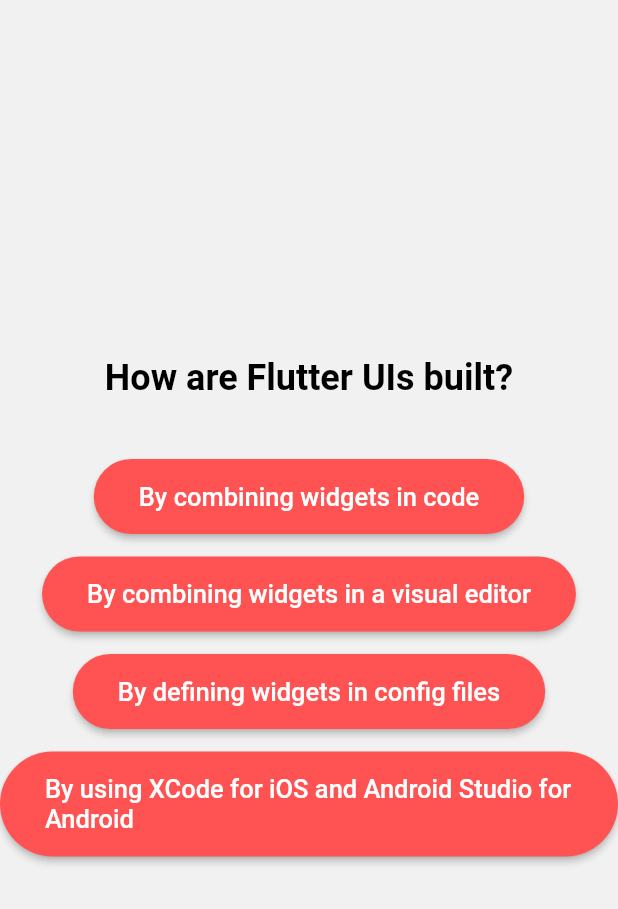
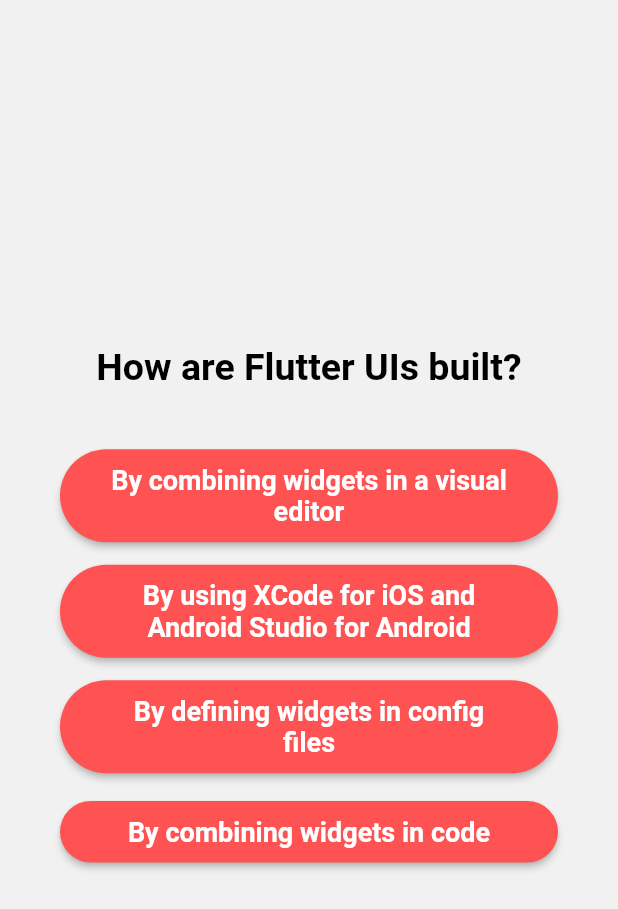
Before and after one commit to nadiahylary/real_quiz_app, a Flutter app: the screen it shows after launch, after a tap on "Start Quiz", after a tap on "Components", on a phone screen of 412 x 824 dp. Shown: the top 909 px of the screen. Run offline on Flutter 3.47's test engine with Material 2 defaults, Android fonts, the phone set to English and light mode, and no system bars; our stand-ins replace google_fonts; Roboto replaces fonts that are missing (Changa, Ubuntu).

Commit message:
updated fonts and keeping track of selected answers

```diff
--- a/lib/answer.dart
+++ b/lib/answer.dart
@@ -1,4 +1,5 @@
 import 'package:flutter/material.dart';
+import 'package:google_fonts/google_fonts.dart';
 
 class AnswerWidget extends StatelessWidget {
   const AnswerWidget({required this.answerText, required this.onTap, Key? key}) : super(key: key);
@@ -14,14 +15,17 @@
         shape: RoundedRectangleBorder(
             borderRadius: BorderRadius.circular(40)
         ),
-        padding: const EdgeInsets.symmetric(vertical: 15, horizontal: 30),
+        padding: const EdgeInsets.symmetric(vertical: 10, horizontal: 30),
       ),
       child: Text(answerText,
-          style: const TextStyle(
-            fontSize: 17,
-            //fontWeight: FontWeight.w500,
-            color: Colors.white,
-          )
+          style: GoogleFonts.ubuntu(
+              textStyle: const TextStyle(
+                fontSize: 18,
+                color: Colors.white,
+                fontWeight: FontWeight.w600,
+              )
+          ),
+        textAlign: TextAlign.center,
       ),
     );
   }
--- a/lib/models/question.dart
+++ b/lib/models/question.dart
@@ -3,4 +3,10 @@
   final List<String> answers;
 
   const Question(this.question, this.answers);
+
+  List<String> getShuffledAnswers(){
+    final shuffledAnswers = List.of(answers);
+    shuffledAnswers.shuffle();
+    return shuffledAnswers;
+  }
 }
--- a/lib/questions_screen.dart
+++ b/lib/questions_screen.dart
@@ -1,10 +1,13 @@
 import 'dart:math';
+import 'package:google_fonts/google_fonts.dart';
 import 'package:real_quiz_app/data/questions-data.dart';
 import 'package:flutter/material.dart';
 import 'package:real_quiz_app/answer.dart';
+import 'package:real_quiz_app/quiz.dart';
 
 class QuestionsScreen extends StatefulWidget {
-  const QuestionsScreen({Key? key}) : super(key: key);
+  const QuestionsScreen({required this.onSelectAnswer, Key? key}) : super(key: key);
+  final void Function(String answer) onSelectAnswer;
 
   @override
   State<QuestionsScreen> createState() => _QuestionsScreenState();
@@ -13,13 +16,14 @@
 class _QuestionsScreenState extends State<QuestionsScreen> {
 
   var questionIndex = 0;
-  void _quiz(){
-    //int rand = Random().nextInt(questions.length);
+  void _quiz(String selectedAnswer){
+    widget.onSelectAnswer(selectedAnswer);
     setState(() {
       questionIndex++;
     });
   }
   void _resetQuiz(){
+
     setState(() {
       questionIndex = 0;
     });
@@ -33,27 +37,34 @@
     return SizedBox(
       width: double.infinity,
        child: Center(
-        child: questionIndex < questions.length ? Column(
+        child: Container(
+          margin: const EdgeInsets.symmetric(horizontal: 40),
+          child: Column(
             mainAxisAlignment: MainAxisAlignment.center,
+            crossAxisAlignment: CrossAxisAlignment.stretch,
             children: <Widget>[
-            Container(
-              margin: const EdgeInsets.symmetric(horizontal: 60),
-              child: Text(
+              Text(
                   questions[questionIndex].question,
-                  style: const TextStyle(
-                    fontSize: 24,
+                  style: GoogleFonts.changa(
+                    textStyle: const TextStyle(
+                      fontSize: 25,
                       fontWeight: FontWeight.w600,
                       color: Colors.black,
-                  )
                     ),
+                  ),
+                textAlign: TextAlign.center,
               ),
               const SizedBox(
                 height: 40,
               ),
-            ...(questions[questionIndex].answers).map((answer) {
+              ...(questions[questionIndex].getShuffledAnswers()).map((answer) {
                 return Column(
+                  crossAxisAlignment: CrossAxisAlignment.stretch,
                   children: [
-                  AnswerWidget(answerText: answer, onTap: _quiz),
+                    AnswerWidget(answerText: answer, onTap:() {
+                      _quiz(answer);
+                    }
+                    ),
                     const SizedBox(
                       height: 15,
                     ),
@@ -62,7 +73,7 @@
               }).toList(),
             ],
           )
-        : ElevatedButton(
+        /*: ElevatedButton(
             onPressed: _resetQuiz,
             style: ElevatedButton.styleFrom(
               backgroundColor: Colors.redAccent,
@@ -71,13 +82,18 @@
               ),
               padding: const EdgeInsets.symmetric(vertical: 15, horizontal: 30),
             ),
-          child: const Text(
-            "Your Results are Good!\n Restart Quiz",
-            style: TextStyle(
-              fontSize: 18,
+          child: Text(
+            "You completed the Quiz!\n See your results",
+            style: GoogleFonts.genos(
+              textStyle: const TextStyle(
+                fontSize: 24,
+                fontWeight: FontWeight.w500,
               ),
+            ),
+            textAlign: TextAlign.center,
           )
-        ),
+        ),*/
+       )
       )
     );
   }
--- a/lib/quiz.dart
+++ b/lib/quiz.dart
@@ -1,4 +1,5 @@
 import 'package:flutter/material.dart';
+import 'package:real_quiz_app/data/questions-data.dart';
 import 'package:real_quiz_app/questions_screen.dart';
 import 'package:real_quiz_app/startscreen.dart';
 
@@ -10,9 +11,30 @@
 }
 
 class _QuizState extends State<Quiz> {
+  final List<String> selectedAnswers = [];
+  String currentScreen = "start-screen";
+  int totalScore = 0;
   //Widget? currentScreen;
 
-  String currentScreen = "start-screen";
+  void _answersChosen(String answer){
+    selectedAnswers.add(answer);
+    if(selectedAnswers.length == questions.length){
+      setState(() {
+        selectedAnswers.clear();
+        currentScreen = "start-screen";
+      });
+    }
+  }
+
+
+  void _calcResults(){
+    for(int i = 0; i<selectedAnswers.length; i++){
+      if(selectedAnswers[i] == questions[i].answers[0]){
+        totalScore ++;
+      }
+    }
+
+  }
 
   /*@override
   void initState() {
@@ -23,7 +45,6 @@
 
   void _switchScreen() {
     setState(() {
-      //currentScreen = const QuestionsScreen();
       currentScreen = "questions-screen";
     });
   }
@@ -32,7 +53,7 @@
   Widget build(BuildContext context) {
     Widget activeScreen = StartScreen(_switchScreen);
     if(currentScreen == 'questions-screen'){
-      activeScreen = QuestionsScreen();
+      activeScreen = QuestionsScreen(onSelectAnswer: _answersChosen);
     }
 
     return MaterialApp(
@@ -42,7 +63,7 @@
         backgroundColor: const Color.fromARGB(240, 240, 240, 240),
         body: currentScreen == "start-screen"
             ? StartScreen(_switchScreen)
-            : const QuestionsScreen(),
+            : QuestionsScreen(onSelectAnswer: _answersChosen),
       ),
     );
   }
--- a/lib/startscreen.dart
+++ b/lib/startscreen.dart
@@ -1,8 +1,10 @@
 import 'package:flutter/material.dart';
+import 'package:google_fonts/google_fonts.dart';
 
 class StartScreen extends StatelessWidget {
   const StartScreen(this.startQuiz, {Key? key}) : super(key: key);
   final void Function() startQuiz;
+
   @override
   Widget build(BuildContext context) {
     return Center(
@@ -12,21 +14,21 @@
         //mainAxisSize: MainAxisSize.min,
         children: <Widget>[
           Image.asset(
-              "assets/images/quiz-logo.png",
-              width: 350,
-              color: const Color.fromARGB(90, 255, 255, 255),
+            "assets/images/quiz-logo.png",
+            width: 350,
+            color: const Color.fromARGB(130, 255, 255, 255),
           ),
           const SizedBox(
-            height: 35,
+            height: 20,
           ),
-          const Text(
-            "Learn Flutter th fun way!",
-            style: TextStyle(
-              fontSize: 28,
-              fontWeight: FontWeight.w600,
-              color: Colors.black,
-            ),
-          ),
+          Text("Learn Flutter the fun way!",
+              style: GoogleFonts.blackOpsOne(
+                textStyle: const TextStyle(
+                  fontSize: 26,
+                  fontWeight: FontWeight.w500,
+                  color: Colors.black,
+                ),
+              )),
           const SizedBox(
             height: 10,
           ),
@@ -34,13 +36,18 @@
             onPressed: startQuiz,
             icon: const Icon(
               Icons.start_sharp,
-              color: Colors.white,
+              color: Colors.black,
               size: 35,
             ),
-            label: const Text(
-                'Start Quiz',
-                style: TextStyle(fontSize: 20, color: Colors.redAccent),
-              ),
+            label: Text('Start Quiz',
+                style: GoogleFonts.changa(
+                  textStyle: const TextStyle(
+                      fontSize: 22,
+                      color: Colors.redAccent,
+                      fontWeight: FontWeight.w600
+                  ),
+                )
+            ),
           )
         ],
       ),
--- a/pubspec.yaml
+++ b/pubspec.yaml
@@ -35,10 +35,12 @@
   # The following adds the Cupertino Icons font to your application.
   # Use with the CupertinoIcons class for iOS style icons.
   cupertino_icons: ^1.0.2
+  google_fonts: ^4.0.4
 
 dev_dependencies:
   flutter_test:
     sdk: flutter
+
 
   # The "flutter_lints" package below contains a set of recommended lints to
   # encourage good coding practices. The lint set provided by the package is
```
Also changed, not shown: pubspec.lock, 1 other file. Lines whose indentation alone changed are shown as unchanged.
